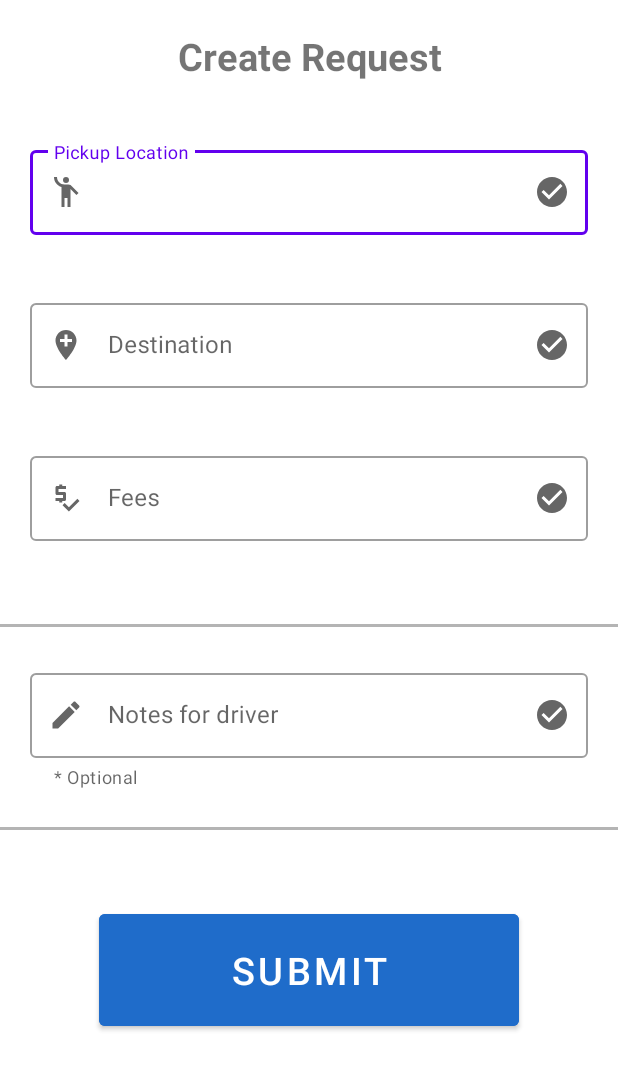
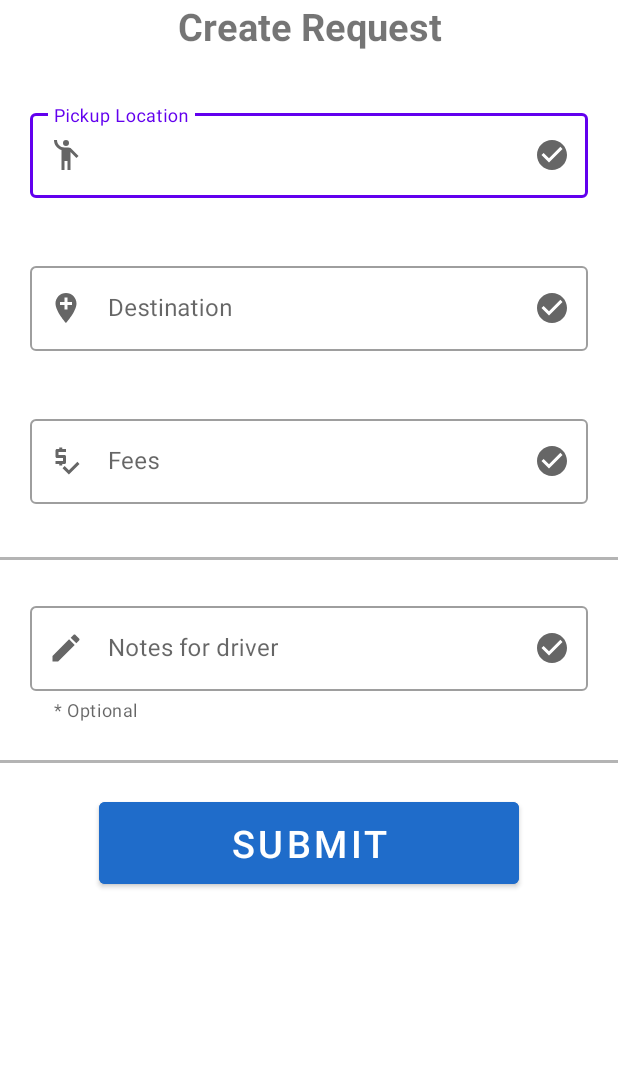
Before and after one commit to UniPool-WIA2006/UniPool, an Android app: the layout fragment_create_request.xml on its own in the app's theme, with its tools: preview values and no code run, on a phone screen of 412 x 824 dp. Shown: the top 1070 px of the screen. Run offline under Robolectric (Android 15) with nearby library versions, the phone set to English and light mode, and no system bars.

Commit message:
fragment change to activity

```diff
--- a/app/src/main/java/com/example/unipool/MainActivity.java
+++ b/app/src/main/java/com/example/unipool/MainActivity.java
@@ -1,14 +1,18 @@
 package com.example.unipool;
 
 import android.os.Bundle;
+import android.view.View;
+import android.widget.Button;
 
 import androidx.appcompat.app.AppCompatActivity;
+import androidx.fragment.app.FragmentManager;
 import androidx.navigation.NavController;
 import androidx.navigation.Navigation;
 import androidx.navigation.ui.AppBarConfiguration;
 import androidx.navigation.ui.NavigationUI;
 
 import com.example.unipool.databinding.ActivityMainBinding;
+import com.example.unipool.ui.home.HomeFragment;
 import com.google.android.material.bottomnavigation.BottomNavigationView;
 
 public class MainActivity extends AppCompatActivity {
@@ -18,6 +22,7 @@ public class MainActivity extends AppCompatActivity {
     @Override
     protected void onCreate(Bundle savedInstanceState) {
         super.onCreate(savedInstanceState);
+
 
         binding = ActivityMainBinding.inflate(getLayoutInflater());
         setContentView(binding.getRoot());
--- a/app/src/main/java/com/example/unipool/ui/home/HomeViewModel.java
+++ b/app/src/main/java/com/example/unipool/ui/home/HomeViewModel.java
@@ -1,5 +1,6 @@
 package com.example.unipool.ui.home;
 
+import androidx.fragment.app.FragmentContainerView;
 import androidx.lifecycle.LiveData;
 import androidx.lifecycle.MutableLiveData;
 import androidx.lifecycle.ViewModel;
--- a/app/src/main/res/layout/activity_main.xml
+++ b/app/src/main/res/layout/activity_main.xml
@@ -4,7 +4,8 @@
     android:id="@+id/container"
     android:layout_width="match_parent"
     android:layout_height="match_parent"
-    android:paddingTop="?attr/actionBarSize">
+    android:paddingTop="?attr/actionBarSize"
+    android:background="?android:windowBackground">
 
     <com.google.android.material.bottomnavigation.BottomNavigationView
         android:id="@+id/nav_view"
--- a/app/src/main/res/layout/fragment_create_request.xml
+++ b/app/src/main/res/layout/fragment_create_request.xml
@@ -3,14 +3,16 @@
     android:layout_height="match_parent"
     xmlns:app="http://schemas.android.com/apk/res-auto"
     android:orientation="vertical"
-    xmlns:android="http://schemas.android.com/apk/res/android">
+    xmlns:android="http://schemas.android.com/apk/res/android"
+    android:background="?android:windowBackground">
+
 
     <TextView
         android:layout_width="match_parent"
         android:layout_height="wrap_content"
-        android:layout_marginTop="20dp"
         android:gravity="center"
         android:text="Create Request"
+        android:layout_marginBottom="15dp"
         android:textSize="25sp"
         android:textStyle="bold"  />
 
@@ -19,7 +21,7 @@
         android:layout_width="match_parent"
         android:layout_height="wrap_content"
         android:layout_marginHorizontal="20dp"
-        android:layout_marginTop="40dp"
+        android:layout_marginTop="20dp"
         android:layout_marginBottom="20dp"
         android:hint="Pickup Location"
         app:startIconDrawable="@drawable/ic_baseline_emoji_people_24"
@@ -60,7 +62,7 @@
         android:hint="Fees"
         app:startIconDrawable="@drawable/ic_baseline_price_check_24"
         app:endIconDrawable="@drawable/ic_baseline_check_circle_24"
-        app:endIconMode="custom">>
+        app:endIconMode="custom">
 
         <com.google.android.material.textfield.TextInputEditText
             android:layout_width="match_parent"
@@ -70,7 +72,7 @@
     <View
         android:layout_width="match_parent"
         android:layout_height="2dp"
-        android:layout_marginTop="35dp"
+        android:layout_marginTop="15dp"
         android:layout_marginBottom="25dp"
         android:background="#4B000000" />
 
@@ -99,12 +101,13 @@
         android:background="#4B000000" />
 
     <Button
+        android:id="@+id/submitRequestBtn"
         android:layout_width="280dp"
         android:layout_height="wrap_content"
         android:layout_gravity="center"
         android:backgroundTint="#1F6CCA"
-        android:layout_margin="40dp"
-        android:padding="20dp"
+        android:layout_margin="10dp"
+        android:padding="10dp"
         android:text="Submit"
         android:textSize="25sp" />
 
--- a/app/src/main/res/layout/fragment_home.xml
+++ b/app/src/main/res/layout/fragment_home.xml
@@ -3,7 +3,8 @@
     android:layout_width="match_parent"
     android:layout_height="match_parent"
     android:orientation="vertical"
-    xmlns:android="http://schemas.android.com/apk/res/android">>
+    xmlns:android="http://schemas.android.com/apk/res/android"
+    android:background="?android:windowBackground">
 
     <TextView
         android:layout_width="match_parent"
@@ -33,6 +34,7 @@
         android:layout_margin="60dp"/>
 
     <Button
+        android:id="@+id/createRequestBtn"
         android:layout_width="280dp"
         android:layout_height="wrap_content"
         android:layout_gravity="center"
@@ -47,6 +49,7 @@
         android:layout_margin="25dp"/>
 
     <Button
+        android:id="@+id/viewOffersBtn"
         android:layout_width="280dp"
         android:layout_height="wrap_content"
         android:layout_gravity="center"
--- a/app/src/main/res/layout/fragment_view_offers.xml
+++ b/app/src/main/res/layout/fragment_view_offers.xml
@@ -4,7 +4,8 @@
     xmlns:tools="http://schemas.android.com/tools"
     android:layout_width="match_parent"
     android:layout_height="match_parent"
-    tools:context=".ViewOffers">
+    tools:context=".ViewOffersFragment"
+    android:background="?android:windowBackground">
 
     <LinearLayout
         android:layout_width="match_parent"
@@ -14,7 +15,7 @@
         <TextView
             android:layout_width="match_parent"
             android:layout_height="wrap_content"
-            android:layout_marginVertical="20dp"
+            android:layout_marginBottom="20dp"
             android:gravity="center"
             android:text="View Offer"
             android:textSize="25sp"
```
Also changed, not shown: app/src/main/AndroidManifest.xml (+14 -0 lines), app/src/main/java/com/example/unipool/CreateRequest.java (deleted, +0 -63 lines), app/src/main/java/com/example/unipool/CreateRequestFragment.java (added, +20 -0 lines), app/src/main/java/com/example/unipool/ViewOffersFragment.java (renamed from app/src/main/java/com/example/unipool/ViewOffers.java, +5 -5 lines), app/src/main/java/com/example/unipool/createRequest.java (added, +14 -0 lines), app/src/main/java/com/example/unipool/ui/home/HomeFragment.java (+36 -9 lines), app/src/main/java/com/example/unipool/viewOffers.java (added, +15 -0 lines), app/src/main/res/layout/activity_create_request.xml (added, +9 -0 lines), app/src/main/res/layout/activity_view_offers.xml (added, +9 -0 lines), app/src/main/res/navigation/mobile_navigation.xml (+9 -0 lines).
